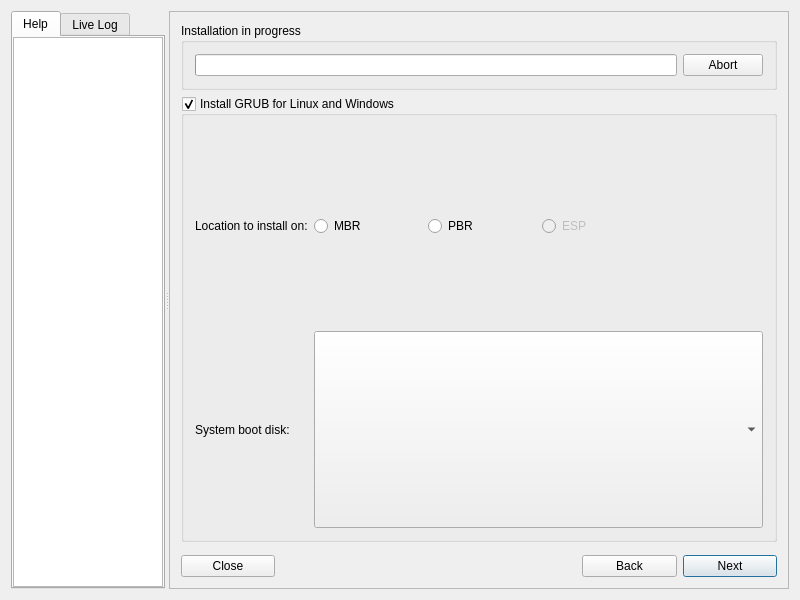
Above: meinstall.ui from gazelle-installer/gazelle-installer before the change. Below: the same form after it.
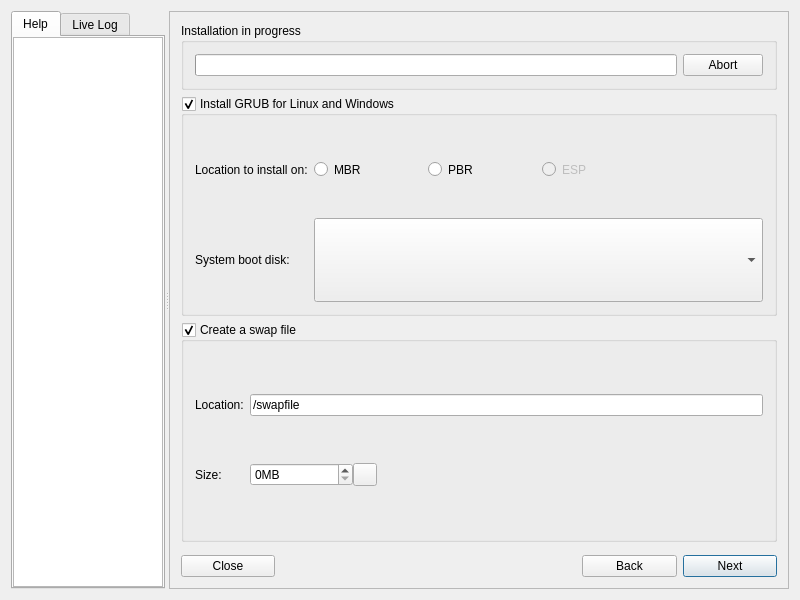
That is the form after the change. The open tabs and pages were chosen to show the change. Icons and pictures are not drawn. Custom widgets are drawn as their Qt base class.

Commit message: Added swap file support. Calculate default size as described in the Ubuntu swap FAQ.  - https://help.ubuntu.com/community/SwapFaq

Diff of the .ui file:
```diff
--- a/meinstall.ui
+++ b/meinstall.ui
@@ -865,6 +865,77 @@
              </property>
             </spacer>
            </item>
+           <item row="1" column="0">
+            <widget class="QGroupBox" name="boxSwap">
+             <property name="title">
+              <string>Create a swap file</string>
+             </property>
+             <property name="checkable">
+              <bool>true</bool>
+             </property>
+             <layout class="QGridLayout">
+              <item row="0" column="0">
+               <widget class="QLabel" name="labelSwapFile">
+                <property name="sizePolicy">
+                 <sizepolicy hsizetype="Maximum" vsizetype="Preferred">
+                  <horstretch>0</horstretch>
+                  <verstretch>0</verstretch>
+                 </sizepolicy>
+                </property>
+                <property name="text">
+                 <string>Location:</string>
+                </property>
+               </widget>
+              </item>
+              <item row="1" column="0">
+               <widget class="QLabel" name="labelSwapSize">
+                <property name="text">
+                 <string>Size:</string>
+                </property>
+               </widget>
+              </item>
+              <item row="0" column="1" colspan="4">
+               <widget class="QLineEdit" name="textSwapFile">
+                <property name="text">
+                 <string notr="true">/swapfile</string>
+                </property>
+               </widget>
+              </item>
+              <item row="1" column="1">
+               <layout class="QHBoxLayout" name="horizontalLayout">
+                <property name="spacing">
+                 <number>0</number>
+                </property>
+                <item>
+                 <widget class="QSpinBox" name="spinSwapSize">
+                  <property name="accelerated">
+                   <bool>true</bool>
+                  </property>
+                  <property name="suffix">
+                   <string>MB</string>
+                  </property>
+                  <property name="stepType">
+                   <enum>QAbstractSpinBox::AdaptiveDecimalStepType</enum>
+                  </property>
+                 </widget>
+                </item>
+                <item>
+                 <widget class="QToolButton" name="pushSwapSizeReset">
+                  <property name="icon">
+                   <iconset resource="images.qrc">
+                    <normaloff>:/view-refresh</normaloff>:/view-refresh</iconset>
+                  </property>
+                 </widget>
+                </item>
+               </layout>
+              </item>
+              <item row="1" column="2" colspan="3">
+               <widget class="QLabel" name="labelSwapMax">
+               </widget>
+              </item>
+             </layout>
+            </widget>
+           </item>
           </layout>
          </widget>
          <widget class="QWidget" name="pageServices">
```
The commit also changes 5 other files.
